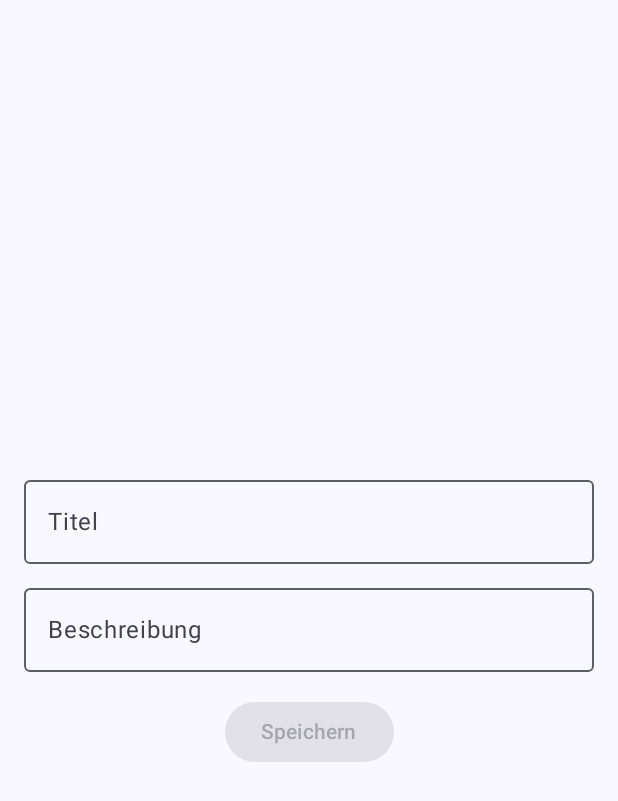
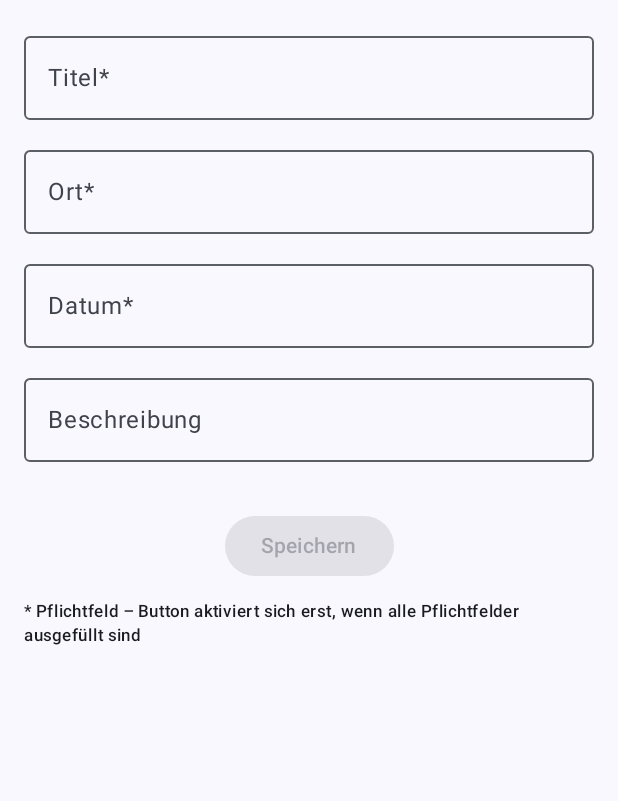
Before and after one commit to NoShare16/Auto_Event, an Android app built with Jetpack Compose: the composable CreateEventScreen shown on its own in the app's theme, on a phone screen of 412 x 824 dp. Shown: the top 801 px of the screen. Run offline under Robolectric (Android 15) with nearby library versions, the phone set to English and light mode, and no system bars; our stand-ins replace Firebase (no records; nobody signed in at launch, a user with empty details on screens opened directly).

Commit message:
- feed aufgeteilt - event card struktur geändet - create event versuchen zu fixxen, man kann kein datum auswählen, außerdem soll man ein ort wählen müssen, bzw eine adresse

```diff
--- a/app/src/main/java/com/example/autoevent/ui/CreateEventScreen.kt
+++ b/app/src/main/java/com/example/autoevent/ui/CreateEventScreen.kt
@@ -1,23 +1,62 @@
 package com.example.autoevent.ui
 
+import androidx.compose.foundation.clickable
 import androidx.compose.foundation.layout.*
 import androidx.compose.material3.*
 import androidx.compose.runtime.*
 import androidx.compose.ui.Alignment
 import androidx.compose.ui.Modifier
+import androidx.compose.ui.platform.LocalContext
 import androidx.compose.ui.unit.dp
 import androidx.lifecycle.viewmodel.compose.viewModel
 import com.example.autoevent.event.EventViewModel
+import com.google.firebase.Timestamp
 import kotlinx.coroutines.launch
+import java.text.SimpleDateFormat
+import java.util.*
 
+@OptIn(ExperimentalMaterial3Api::class)
 @Composable
 fun CreateEventScreen(
     onSaveDone: () -> Unit,
     eventVM: EventViewModel = viewModel()
 ) {
-    var title by remember { mutableStateOf("") }
-    var desc by remember { mutableStateOf("") }
+    /* ---------- Formular-States ---------- */
+    var title       by remember { mutableStateOf("") }
+    var location    by remember { mutableStateOf("") }
+    var description by remember { mutableStateOf("") }
+    var millis      by remember { mutableStateOf<Long?>(null) }
+
     val scope = rememberCoroutineScope()
+    val ctx   = LocalContext.current
+    val dateFormatter = remember { SimpleDateFormat("dd.MM.yyyy", Locale.getDefault()) }
+
+    /* ---------- DatePickerDialog (Compose) ---------- */
+    var showPicker by remember { mutableStateOf(false) }
+    val dateState  = rememberDatePickerState()
+
+    if (showPicker) {
+        DatePickerDialog(
+            onDismissRequest = { showPicker = false },
+            confirmButton = {
+                TextButton(
+                    onClick = {
+                        millis = dateState.selectedDateMillis
+                        showPicker = false
+                    },
+                    enabled = dateState.selectedDateMillis != null
+                ) { Text("OK") }
+            },
+            dismissButton = {
+                TextButton(onClick = { showPicker = false }) { Text("Abbrechen") }
+            }
+        ) {
+            DatePicker(state = dateState)
+        }
+    }
+
+    val dateText = millis?.let { dateFormatter.format(Date(it)) } ?: ""
+    val allValid = title.isNotBlank() && location.isNotBlank() && millis != null
 
     Scaffold { pad ->
         Column(
@@ -25,30 +64,66 @@ fun CreateEventScreen(
                 .fillMaxSize()
                 .padding(pad)
                 .padding(16.dp),
-            verticalArrangement = Arrangement.Center,
+            verticalArrangement = Arrangement.spacedBy(12.dp),
             horizontalAlignment = Alignment.CenterHorizontally
         ) {
+            /* ----------- Pflichtfelder ----------- */
             OutlinedTextField(
-                value = title, onValueChange = { title = it },
-                label = { Text("Titel") },
+                value = title,
+                onValueChange = { title = it },
+                label = { Text("Titel*") },
+                singleLine = true,
                 modifier = Modifier.fillMaxWidth()
             )
-            Spacer(Modifier.height(8.dp))
+
             OutlinedTextField(
-                value = desc, onValueChange = { desc = it },
+                value = location,
+                onValueChange = { location = it },
+                label = { Text("Ort*") },
+                singleLine = true,
+                modifier = Modifier.fillMaxWidth()
+            )
+
+            OutlinedTextField(
+                value = dateText,
+                onValueChange = {},
+                label = { Text("Datum*") },
+                modifier = Modifier
+                    .fillMaxWidth()
+                    .clickable { showPicker = true },
+                readOnly = true,
+                singleLine = true
+            )
+
+            /* ----------- Optional ----------- */
+            OutlinedTextField(
+                value = description,
+                onValueChange = { description = it },
                 label = { Text("Beschreibung") },
                 modifier = Modifier.fillMaxWidth()
             )
-            Spacer(Modifier.height(16.dp))
+
+            Spacer(Modifier.height(8.dp))
+
             Button(
                 onClick = {
                     scope.launch {
-                        eventVM.addEvent(title, desc)
+                        eventVM.addEvent(
+                            title.trim(),
+                            location.trim(),
+                            Timestamp(Date(millis!!)),
+                            description.trim()
+                        )
                         onSaveDone()
                     }
                 },
-                enabled = title.isNotBlank()
+                enabled = allValid
             ) { Text("Speichern") }
+
+            Text(
+                "* Pflichtfeld – Button aktiviert sich erst, wenn alle Pflichtfelder ausgefüllt sind",
+                style = MaterialTheme.typography.labelSmall
+            )
         }
     }
 }
```
Also changed, not shown: app/src/main/java/com/example/autoevent/event/Event.kt (+14 -7 lines), app/src/main/java/com/example/autoevent/event/EventViewModel.kt (+5 -8 lines), app/src/main/java/com/example/autoevent/follow/FollowingViewModel.kt (added, +29 -0 lines), app/src/main/java/com/example/autoevent/ui/EventCard.kt (+21 -14 lines), app/src/main/java/com/example/autoevent/ui/FeedScreen.kt (+52 -11 lines).
